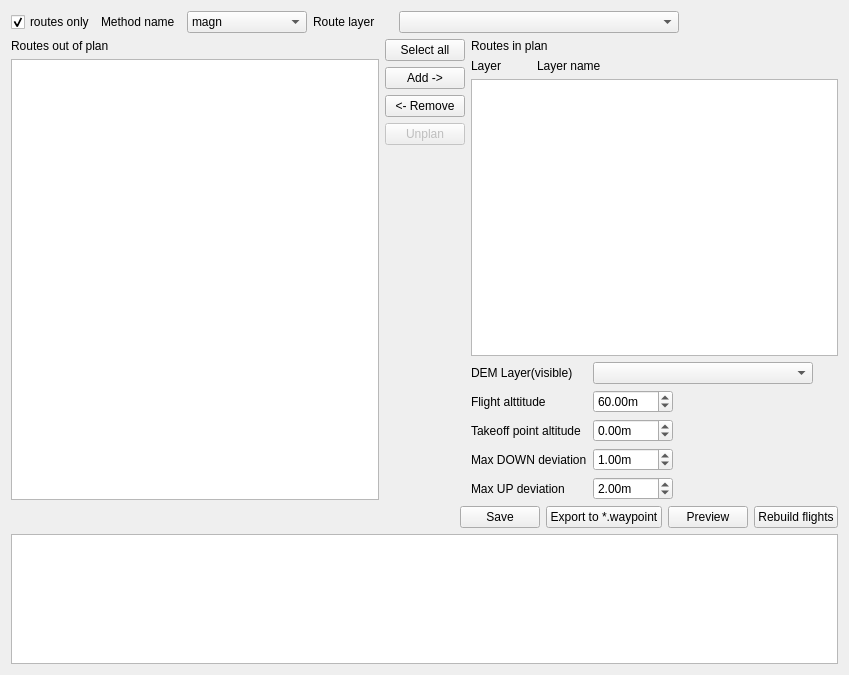
This is UI/FlightPlanning/FlightPlan_renew.ui in raulett/RousettusTool as Qt 5 draws it before an edit. The edited form follows.
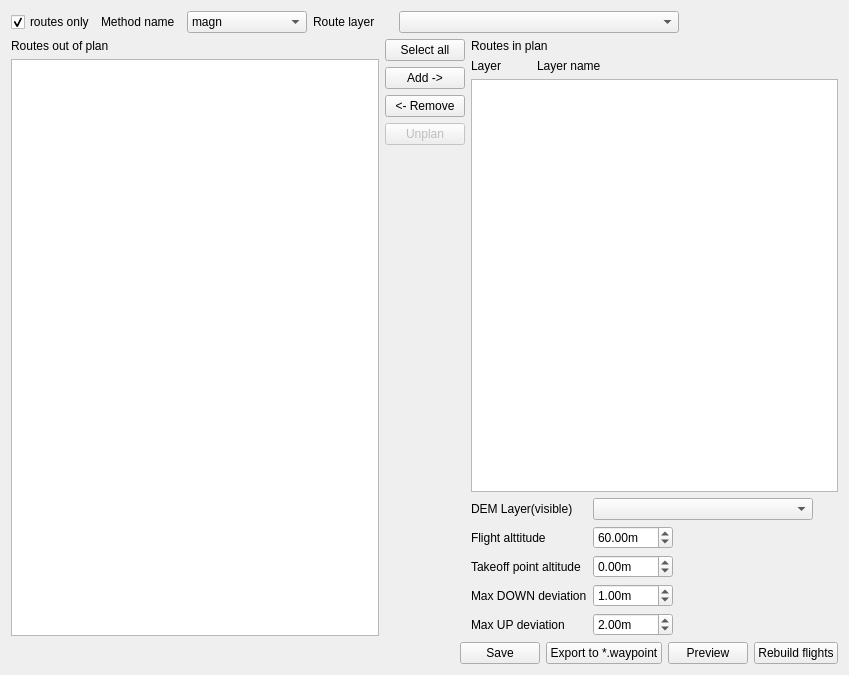
This is the edited form. Icons and pictures are not drawn.

```diff
--- a/UI/FlightPlanning/FlightPlan_renew.ui
+++ b/UI/FlightPlanning/FlightPlan_renew.ui
@@ -435,16 +435,6 @@
      </item>
     </layout>
    </item>
-   <item>
-    <widget class="QListWidget" name="listWidget">
-     <property name="maximumSize">
-      <size>
-       <width>16777215</width>
-       <height>130</height>
-      </size>
-     </property>
-    </widget>
-   </item>
   </layout>
  </widget>
  <resources/>
```
